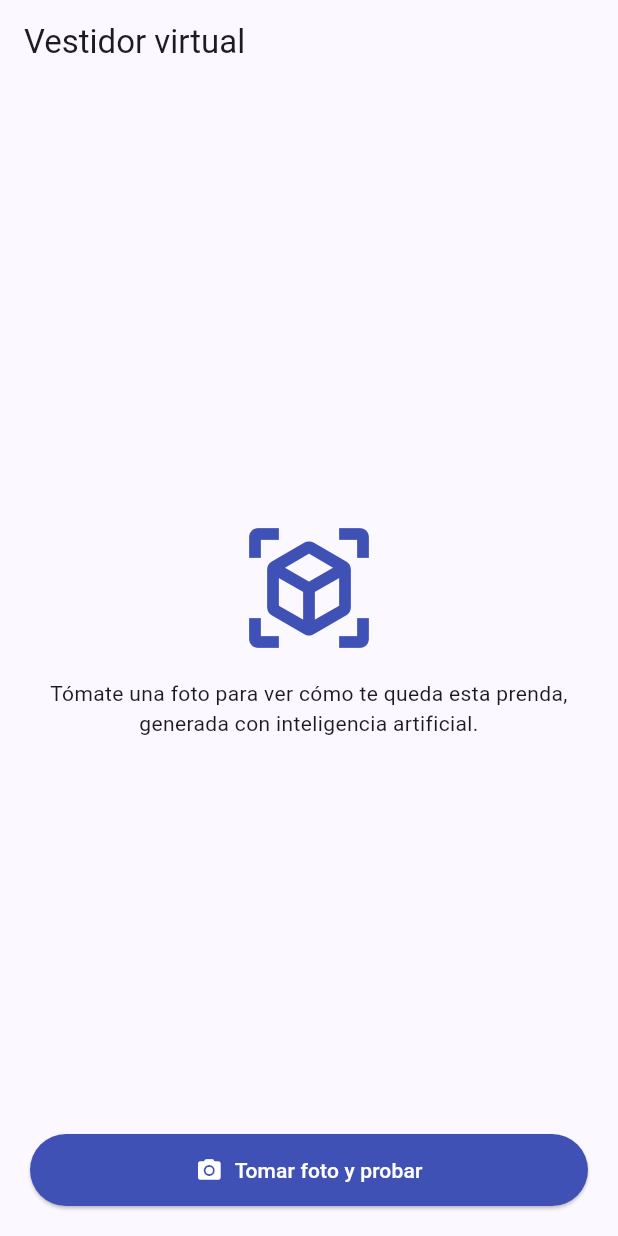
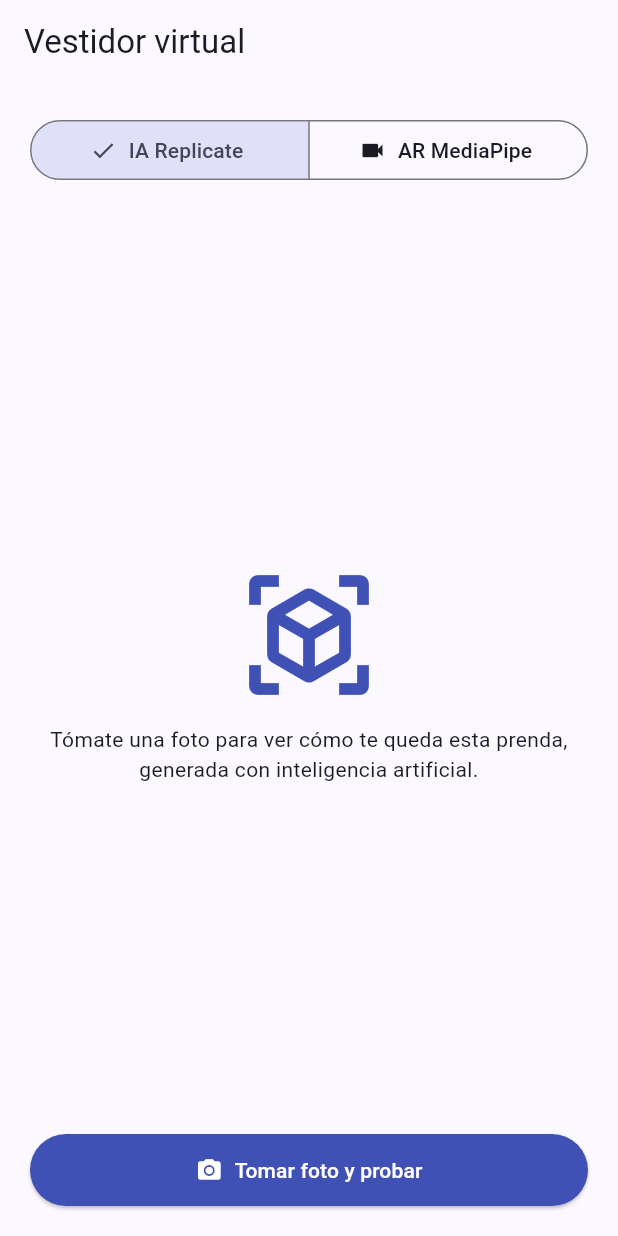
Before and after one commit to J-usi69/Plataforma-Inteligente-de-comercio-electr-nico, a Flutter app: the VestidorArScreen screen opened by its route, on a phone screen of 412 x 824 dp. Run offline on Flutter 3.47's test engine with Material 3 defaults, Android fonts, the phone set to English and light mode, and no system bars; our stand-ins replace firebase_core, firebase_messaging, flutter_local_notifications, go_router, image_picker, permission_handler and 1 more; missing offline and left inert: flutter_stripe, webview_flutter_android; accounts and stored records are empty; network calls fail.

Commit message:
Vestidor AR en vivo (MediaPipe) en la app movil junto al de Replicate
El vestidor de la app ahora tiene dos modos: "IA Replicate" (el flujo
nativo de siempre: foto + imagen generada) y "AR MediaPipe". Como
MediaPipe no tiene soporte oficial para Flutter, el modo AR abre la
pagina /probador-ar de la web dentro de un WebView, reutilizando
exactamente el mismo probador:
- Pide el permiso de camara en tiempo de ejecucion (permission_handler
  12.x: la 13.x exige compileSdk 37 y el proyecto usa 36) y concede el
  getUserMedia de la pagina.
- Desactiva la restriccion de autoplay del WebView de Android para que
  el video de la camara arranque solo.
- WEB_URL por defecto apunta a la web de produccion en Railway.

Co-Authored-By: Claude Opus 5.5 <noreply@anthropic.com>

```diff
--- a/mobile-app/lib/core/config/env.dart
+++ b/mobile-app/lib/core/config/env.dart
@@ -4,6 +4,12 @@ class Env {
   static const String apiUrl = String.fromEnvironment(
     'API_URL',
     defaultValue: 'http://10.0.2.2:8000',
+  );
+
+  // Web de la tienda: el vestidor AR en vivo (MediaPipe) se abre desde ahí dentro de un WebView.
+  static const String webUrl = String.fromEnvironment(
+    'WEB_URL',
+    defaultValue: 'https://fashionstore-uagrm.up.railway.app',
   );
 
   // Clave publicable de Stripe (modo test) — no es sensible, puede vivir en el binario.
--- a/mobile-app/lib/features/vestidor_ar/vestidor_ar_screen.dart
+++ b/mobile-app/lib/features/vestidor_ar/vestidor_ar_screen.dart
@@ -3,6 +3,7 @@ import 'dart:async';
 import 'package:flutter/material.dart';
 import 'package:image_picker/image_picker.dart';
 import '../../core/services/api_service.dart';
+import 'probador_ar_webview.dart';
 
 class VestidorArScreen extends StatefulWidget {
   final Map<String, dynamic>? prenda;
@@ -16,11 +17,15 @@ class VestidorArScreen extends StatefulWidget {
 
 enum _EstadoVestidor { inicial, generando, listo, error }
 
+// IA generativa (Replicate, foto + espera) o AR en vivo (MediaPipe, cámara en tiempo real)
+enum _ModoVestidor { ia, ar }
+
 class _VestidorArScreenState extends State<VestidorArScreen> {
   final _apiService = ApiService();
   final _picker = ImagePicker();
 
   _EstadoVestidor _estado = _EstadoVestidor.inicial;
+  _ModoVestidor _modo = _ModoVestidor.ia;
   String? _resultUrl;
   String? _mensajeError;
   Timer? _pollTimer;
@@ -192,14 +197,26 @@ class _VestidorArScreenState extends State<VestidorArScreen> {
   @override
   Widget build(BuildContext context) {
     final nombrePrenda = widget.prenda?['nombre'] as String?;
+    final prendaId = widget.prenda?['id'] as int?;
 
     return Scaffold(
       appBar: AppBar(title: const Text('Vestidor virtual')),
       body: Padding(
-        padding: const EdgeInsets.all(20),
+        padding: EdgeInsets.all(_modo == _ModoVestidor.ar ? 8 : 20),
         child: Column(
           crossAxisAlignment: CrossAxisAlignment.stretch,
           children: [
+            _buildSelectorModo(),
+            const SizedBox(height: 14),
+            if (_modo == _ModoVestidor.ar && prendaId != null)
+              // La página web del probador trae su propio título y selector de color
+              Expanded(
+                child: ProbadorArWebView(
+                  prendaId: prendaId,
+                  varianteId: _varianteSeleccionada?['id'] as int?,
+                ),
+              )
+            else ...[
               if (nombrePrenda != null)
                 Text(
                   'Probando: $nombrePrenda',
@@ -232,8 +249,31 @@ class _VestidorArScreenState extends State<VestidorArScreen> {
                   ),
                 ),
             ],
+          ],
         ),
       ),
+    );
+  }
+
+  Widget _buildSelectorModo() {
+    return SegmentedButton<_ModoVestidor>(
+      segments: const [
+        ButtonSegment(
+          value: _ModoVestidor.ia,
+          icon: Icon(Icons.auto_awesome),
+          label: Text('IA Replicate'),
+        ),
+        ButtonSegment(
+          value: _ModoVestidor.ar,
+          icon: Icon(Icons.videocam),
+          label: Text('AR MediaPipe'),
+        ),
+      ],
+      selected: {_modo},
+      // Mientras la IA genera no se cambia de modo, para no perder el resultado en curso
+      onSelectionChanged: _estado == _EstadoVestidor.generando
+          ? null
+          : (seleccion) => setState(() => _modo = seleccion.first),
     );
   }
 
--- a/mobile-app/pubspec.yaml
+++ b/mobile-app/pubspec.yaml
@@ -41,6 +41,9 @@ dependencies:
   firebase_core: ^3.8.0
   firebase_messaging: ^15.1.5
   flutter_local_notifications: ^18.0.1
+  webview_flutter: ^4.14.1
+  webview_flutter_android: ^4.14.1
+  permission_handler: ^12.0.1
 
 dev_dependencies:
   flutter_test:
```
Also changed, not shown: mobile-app/lib/features/vestidor_ar/probador_ar_webview.dart (added, +107 -0 lines), mobile-app/pubspec.lock, 4 other files. Lines whose indentation alone changed are shown as unchanged.
